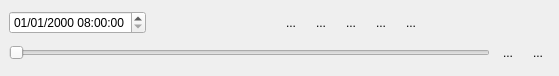
The window that src/ui/reostemporalcontrollerwidget.ui (vcloarec/ReosProject) describes before a commit, drawn with Qt 5.
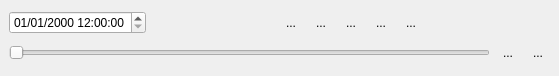
The same window after the commit. Icons and pictures are not drawn.

```diff
--- a/src/ui/reostemporalcontrollerwidget.ui
+++ b/src/ui/reostemporalcontrollerwidget.ui
@@ -44,7 +44,7 @@
        </property>
        <property name="dateTime">
         <datetime>
-         <hour>8</hour>
+         <hour>12</hour>
          <minute>0</minute>
          <second>0</second>
          <year>2000</year>
```
Left out of the diff: 2 changed lines with no effect on the pictures.
